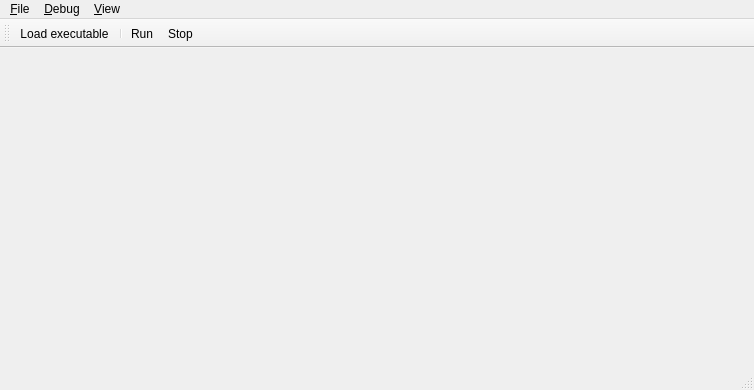
Above: proj/src/MainWindow.ui from germix/debugger before the change. Below: the same form after it.
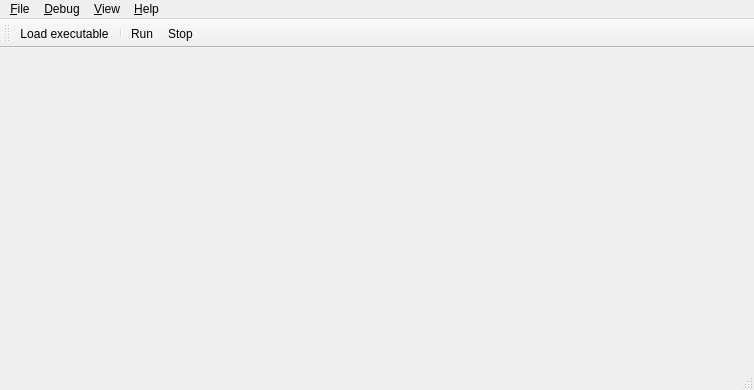
That is the form after the change. Icons and pictures are not drawn.

The edit to the form file:
```diff
--- a/proj/src/MainWindow.ui
+++ b/proj/src/MainWindow.ui
@@ -43,9 +43,16 @@
      <string>&amp;View</string>
     </property>
    </widget>
+   <widget class="QMenu" name="menu_Help">
+    <property name="title">
+     <string>&amp;Help</string>
+    </property>
+    <addaction name="actionAbout"/>
+   </widget>
    <addaction name="menu_File"/>
    <addaction name="menu_Debug"/>
    <addaction name="menu_View"/>
+   <addaction name="menu_Help"/>
   </widget>
   <widget class="QToolBar" name="mainToolBar">
    <property name="windowTitle">
```
Left out of the diff: 25 changed lines with no effect on the pictures.
